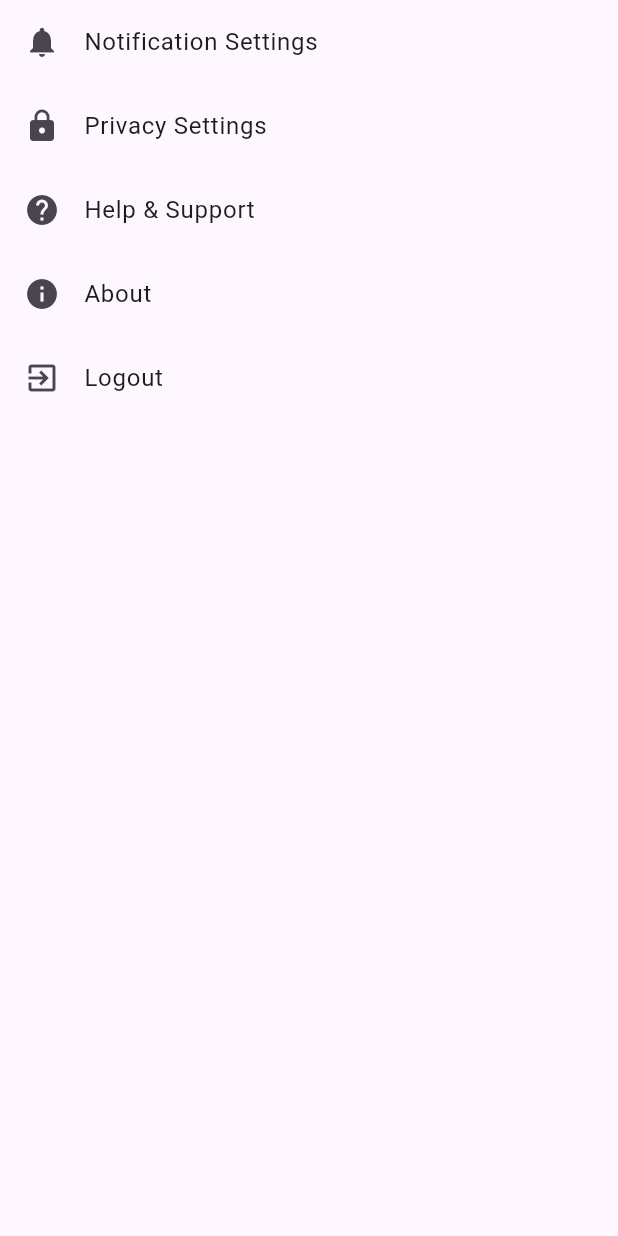
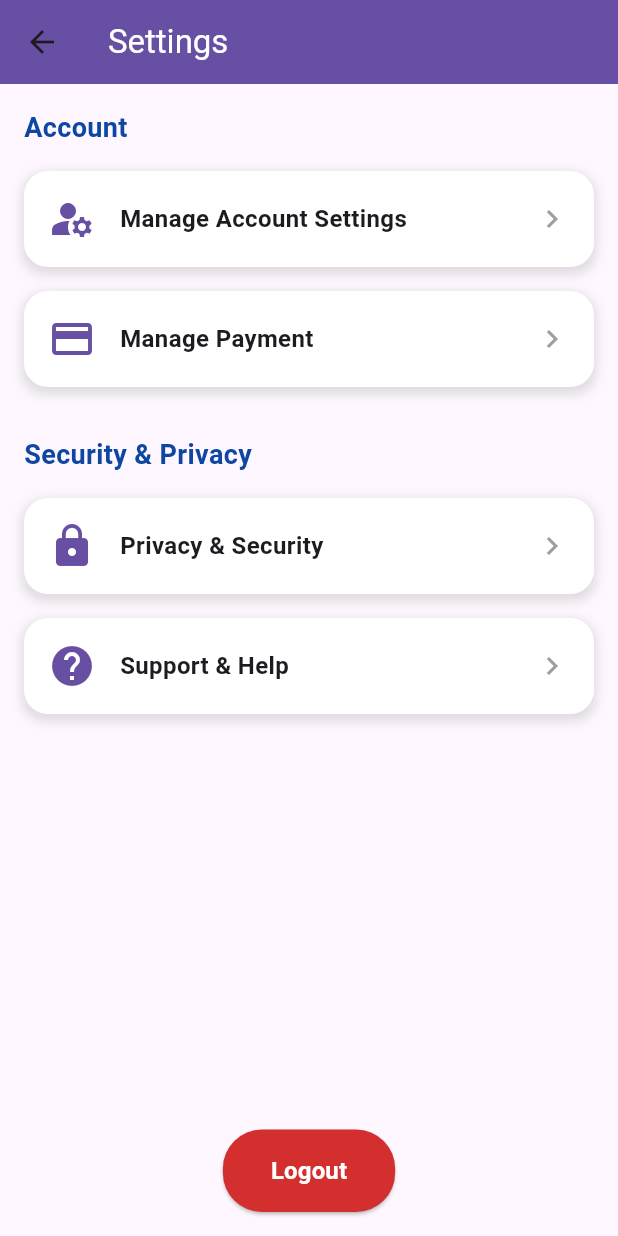
Before and after one commit to Saksham0205/reswipe, a Flutter app: the CompanySettingsPage screen opened directly, on a phone screen of 412 x 824 dp. Run offline on Flutter 3.47's test engine with Material 3 defaults, Android fonts, the phone set to English and light mode, and no system bars; our stand-ins replace cached_network_image, cloud_firestore, file_picker, firebase_auth, firebase_core, firebase_storage and 6 more; accounts and stored records are empty; network calls fail; project files that could hold a hidden picture were left out.

Commit message:
settings page added

```diff
--- a/lib/company_pages/favourite_screen.dart
+++ b/lib/company_pages/home_screen/favourite_screen.dart
@@ -1,6 +1,6 @@
 import 'package:flutter/material.dart';
 import 'package:google_fonts/google_fonts.dart';
-import '../models/company_model/applications.dart';
+import '../../models/company_model/applications.dart';
 
 class FavoritesScreen extends StatelessWidget {
   final List<Application> favoriteApplications;
--- a/lib/company_pages/home_page.dart
+++ b/lib/company_pages/home_screen/home_page.dart
@@ -4,7 +4,7 @@ import 'package:google_fonts/google_fonts.dart';
 import 'package:cloud_firestore/cloud_firestore.dart';
 import 'package:shared_preferences/shared_preferences.dart';
 import 'package:shimmer/shimmer.dart';
-import '../models/company_model/applications.dart';
+import '../../models/company_model/applications.dart';
 import 'favourite_screen.dart';
 
 class HomeScreen extends StatefulWidget {
@@ -46,6 +46,8 @@ class _HomeScreenState extends State<HomeScreen> with SingleTickerProviderStateM
     super.dispose();
   }
 
+  //Functions
+
   Future<void> _fetchApplications() async {
     try {
       QuerySnapshot querySnapshot = await FirebaseFirestore.instance
@@ -64,7 +66,6 @@ class _HomeScreenState extends State<HomeScreen> with SingleTickerProviderStateM
       print('Error fetching applications: $e');
     }
   }
-
 
   Future<void> _loadFavorites() async {
     final prefs = await SharedPreferences.getInstance();
--- a/lib/company_pages/settings_screen/settings_page.dart
+++ b/lib/company_pages/settings_screen/settings_page.dart
@@ -4,45 +4,151 @@ import 'package:firebase_auth/firebase_auth.dart';
 class CompanySettingsPage extends StatelessWidget {
   @override
   Widget build(BuildContext context) {
-    return ListView(
+    return Scaffold(
+      appBar: AppBar(
+        title: Text('Settings',style: TextStyle(color: Colors.white),),
+        backgroundColor: Theme.of(context).primaryColor,
+      ),
+      body: Padding(
+        padding: const EdgeInsets.all(16.0),
+        child: Column(
+          crossAxisAlignment: CrossAxisAlignment.start,
           children: [
-        ListTile(
-          leading: const Icon(Icons.notifications),
-          title: const Text('Notification Settings'),
+            Text(
+              'Account',
+              style: TextStyle(
+                fontSize: 18.0,
+                fontWeight: FontWeight.bold,
+                color: Colors.blue[900],
+              ),
+            ),
+            SizedBox(height: 16.0),
+            SettingsCard(
+              icon: Icons.manage_accounts,
+              title: 'Manage Account Settings',
               onTap: () {
-            // Navigate to notification settings
+                // Navigate to account settings
               },
             ),
-        ListTile(
-          leading: const Icon(Icons.lock),
-          title: const Text('Privacy Settings'),
+            SizedBox(height: 16.0),
+            SettingsCard(
+              icon: Icons.payment,
+              title: 'Manage Payment',
               onTap: () {
-            // Navigate to privacy settings
+                // Navigate to payment settings
               },
             ),
-        ListTile(
-          leading: const Icon(Icons.help),
-          title: const Text('Help & Support'),
+            SizedBox(height: 32.0),
+            Text(
+              'Security & Privacy',
+              style: TextStyle(
+                fontSize: 18.0,
+                fontWeight: FontWeight.bold,
+                color: Colors.blue[900],
+              ),
+            ),
+            SizedBox(height: 16.0),
+            SettingsCard(
+              icon: Icons.lock,
+              title: 'Privacy & Security',
               onTap: () {
-            // Navigate to help & support
+                // Navigate to privacy and security settings
               },
             ),
-        ListTile(
-          leading: const Icon(Icons.info),
-          title: const Text('About'),
+            SizedBox(height: 16.0),
+            SettingsCard(
+              icon: Icons.help,
+              title: 'Support & Help',
               onTap: () {
-            // Show about dialog
+                // Navigate to support and help
               },
             ),
-        ListTile(
-          leading: const Icon(Icons.exit_to_app),
-          title: const Text('Logout'),
-          onTap: () async {
+            Spacer(),
+            Align(
+              alignment: Alignment.center,
+              child: ElevatedButton(
+                style: ElevatedButton.styleFrom(
+                  backgroundColor: Colors.red.shade700,
+                  padding: EdgeInsets.symmetric(horizontal: 32.0, vertical: 16.0),
+                  shape: RoundedRectangleBorder(
+                    borderRadius: BorderRadius.circular(26.0),
+                  ),
+                ),
+                onPressed: () async {
                   await FirebaseAuth.instance.signOut();
                   // Navigate to login screen
                 },
+                child: Text(
+                  'Logout',
+                  style: TextStyle(
+                    fontSize: 16.0,
+                    fontWeight: FontWeight.bold,
+                    color: Colors.white,
+                  ),
+                ),
+              ),
             ),
           ],
+        ),
+      ),
     );
   }
 }
+
+class SettingsCard extends StatelessWidget {
+  final IconData icon;
+  final String title;
+  final VoidCallback onTap;
+
+  const SettingsCard({
+    Key? key,
+    required this.icon,
+    required this.title,
+    required this.onTap,
+  }) : super(key: key);
+
+  @override
+  Widget build(BuildContext context) {
+    return GestureDetector(
+      onTap: onTap,
+      child: Container(
+        padding: EdgeInsets.all(16.0),
+        decoration: BoxDecoration(
+          color: Colors.white,
+          borderRadius: BorderRadius.circular(16.0),
+          boxShadow: [
+            BoxShadow(
+              color: Colors.grey.withOpacity(0.3),
+              spreadRadius: 2,
+              blurRadius: 5,
+              offset: Offset(0, 3),
+            ),
+          ],
+        ),
+        child: Row(
+          children: [
+            Icon(
+              icon,
+              color: Theme.of(context).primaryColor,
+              size: 32.0,
+            ),
+            SizedBox(width: 16.0),
+            Expanded(
+              child: Text(
+                title,
+                style: TextStyle(
+                  fontSize: 16.0,
+                  fontWeight: FontWeight.bold,
+                ),
+              ),
+            ),
+            Icon(
+              Icons.chevron_right,
+              color: Colors.grey,
+            ),
+          ],
+        ),
+      ),
+    );
+  }
+}
--- a/lib/home_screen/company_home_screen.dart
+++ b/lib/home_screen/company_home_screen.dart
@@ -1,5 +1,5 @@
 import 'package:flutter/material.dart';
-import '../company_pages/home_page.dart' show HomeScreen;
+import '../company_pages/home_screen/home_page.dart' show HomeScreen;
 import '../company_pages/job_post_screen.dart';
 import '../company_pages/profile_screen.dart';
 import '../company_pages/settings_screen/settings_page.dart';
```
Also changed, not shown: lib/company_pages/profile_screen.dart (+43 -55 lines). Lines whose indentation alone changed are shown as unchanged.
